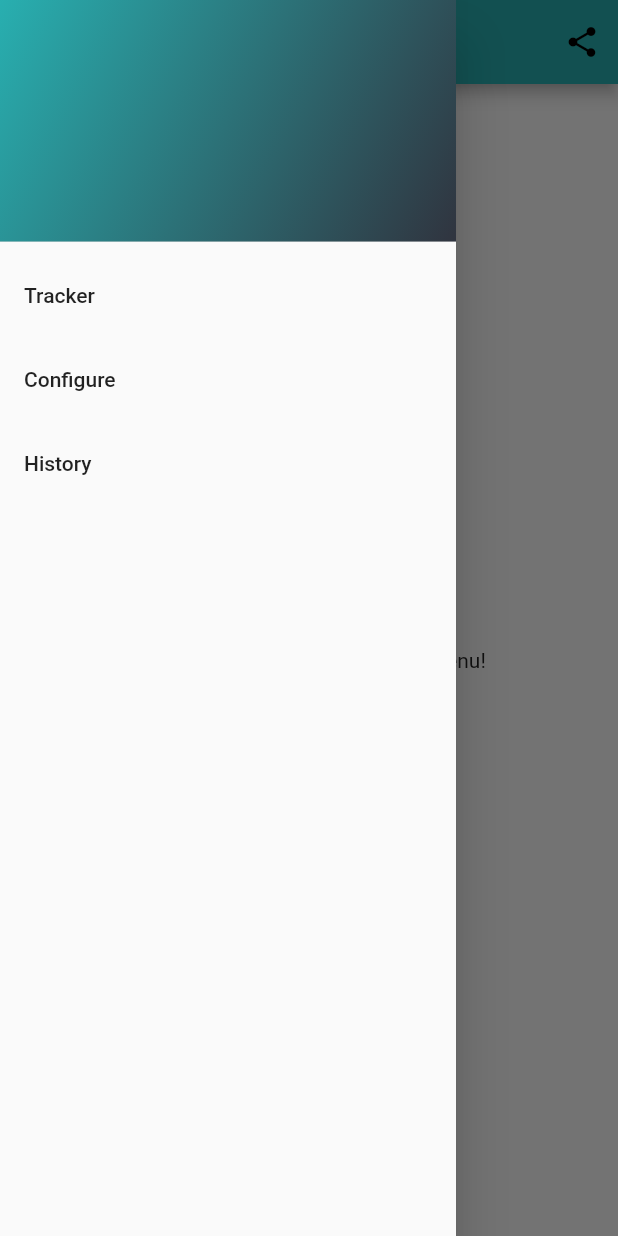
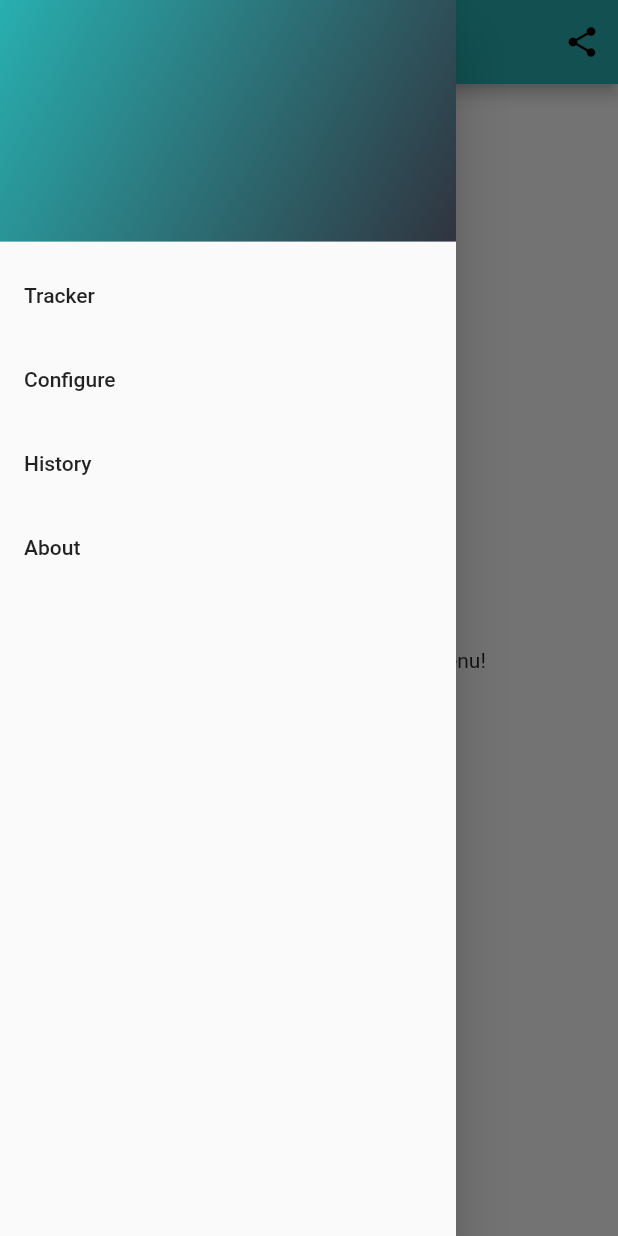
Before and after one commit to hertelukas/stattrack, a Flutter app: the screen it shows after launch, with the side drawer open, on a phone screen of 412 x 824 dp. Run offline on Flutter 3.47's test engine with Material 2 defaults, Android fonts, the phone set to English and light mode, and no system bars; our stand-ins replace share_plus.

Commit message:
Changing the view is now way easier

```diff
--- a/lib/main.dart
+++ b/lib/main.dart
@@ -6,6 +6,8 @@ import 'package:stattrack/historyUI.dart';
 import 'package:stattrack/data.dart';
 import 'package:share_plus/share_plus.dart';
 import 'dart:math';
+
+import 'package:stattrack/view.dart';
 
 void main() {
   runApp(MyApp());
@@ -17,21 +19,39 @@ class MyApp extends StatefulWidget {
 }
 
 class _MyAppState extends State<MyApp> {
-  bool _isShowingConfig = false;
-  bool _isShowingHistory = false;
+  View _currentView = View.Tracker;
 
   late Configuration _config = new Configuration.empty();
 
-  void _showConfig(bool show) {
+  void _setView(View view) {
     setState(() {
-      _isShowingConfig = show;
+      _currentView = view;
     });
   }
 
-  void _showHistory(bool show) {
-    setState(() {
-      _isShowingHistory = show;
+  Widget _getView() {
+    switch (_currentView) {
+      case View.Configuration:
+        return ConfigurationUI(_config);
+      case View.History:
+        return HistoryUI();
+      case View.Tracker:
+        return FutureBuilder(
+            future: Configuration.readConfig().then((value) {
+              _config = value;
+            }),
+            builder: (context, snapshot) {
+              if (snapshot.connectionState == ConnectionState.done) {
+                return TrackerUI(_config);
+              } else if (snapshot.hasError) {
+                return Center(child: Text("Could not load data"));
+              } else {
+                return Center(child: CircularProgressIndicator());
+              }
             });
+      case View.About:
+        return Text("nice");
+    }
   }
 
   @override
@@ -44,7 +64,6 @@ class _MyAppState extends State<MyApp> {
     });
   }
 
-
   // This widget is the root of your application.
   @override
   Widget build(BuildContext context) {
@@ -52,15 +71,12 @@ class _MyAppState extends State<MyApp> {
     print("Fields: " + _config.fields.length.toString());
     return MaterialApp(
         title: 'Stat Track',
-        theme: ThemeData(primarySwatch: generateMaterialColor(Color(0xff28AFB0))),
+        theme:
+            ThemeData(primarySwatch: generateMaterialColor(Color(0xff28AFB0))),
         home: Builder(
             builder: (context) => Scaffold(
                   appBar: AppBar(
-                title: _isShowingConfig
-                    ? Text('Configuration')
-                    : _isShowingHistory
-                        ? Text('History')
-                        : Text('Track'),
+                    title: Text(_currentView.name),
                     actions: <Widget>[
                       IconButton(
                         icon: Icon(Icons.share),
@@ -88,48 +104,35 @@ class _MyAppState extends State<MyApp> {
                         ListTile(
                           title: const Text('Tracker'),
                           onTap: () {
-                        _showConfig(false);
-                        _showHistory(false);
+                            _setView(View.Tracker);
                             Navigator.pop(context);
                           },
                         ),
                         ListTile(
                           title: const Text('Configure'),
                           onTap: () {
-                        _showHistory(false);
-                        _showConfig(true);
+                            _setView(View.Configuration);
                             Navigator.pop(context);
                           },
                         ),
                         ListTile(
                             title: const Text('History'),
                             onTap: () {
-                          _showConfig(false);
-                          _showHistory(true);
+                              _setView(View.History);
                               Navigator.pop(context);
-                        })
+                            }),
+                        ListTile(
+                          title: const Text('About'),
+                          onTap: () {
+                            _setView(View.About);
+                            Navigator.pop(context);
+                          },
+                        )
                       ],
                     ),
                   ),
-              body: _isShowingConfig
-                  ? ConfigurationUI(_config)
-                  : _isShowingHistory
-                      ? HistoryUI()
-                      : FutureBuilder(
-                          future: Configuration.readConfig().then((value) {
-                            _config = value;
-                          }),
-                          builder: (context, snapshot) {
-                            if (snapshot.connectionState ==
-                                ConnectionState.done) {
-                              return TrackerUI(_config);
-                            } else if (snapshot.hasError) {
-                              return Center(child: Text("Could not load data"));
-                            } else {
-                              return Center(child: CircularProgressIndicator());
-                            }
-                          })),
-        ));
+                  body: _getView(),
+                )));
   }
 
   // Source: https://gist.github.com/moritzmorgenroth/5602102d855efde2d686b0c7c5a095ad
--- /dev/null
+++ b/lib/view.dart
@@ -0,0 +1,16 @@
+enum View { Configuration, History, Tracker, About }
+
+extension NameGenerator on View {
+  String get name {
+    switch (this) {
+      case View.Configuration:
+        return "Configuration";
+      case View.History:
+        return "History";
+      case View.Tracker:
+        return "Tracker";
+      case View.About:
+        return "About";
+    }
+  }
+}
```
Lines whose indentation alone changed are shown as unchanged.
